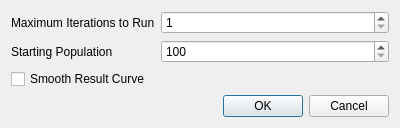
Above: settingsdialog.ui from kuroneko/halflifedecaysim before the change. Below: the same form after it.
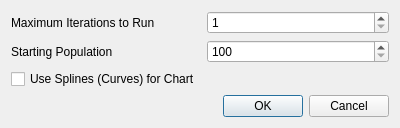
That is the form after the change.

Commit message: Fix text for spline option

Diff of the .ui file:
```diff
--- a/settingsdialog.ui
+++ b/settingsdialog.ui
@@ -63,7 +63,7 @@
       <string>Enabling this uses a smoothed result curve rather than strictly plotting the data.</string>
      </property>
      <property name="text">
-      <string>Smooth Result Curve</string>
+      <string>Use Splines (Curves) for Chart</string>
      </property>
     </widget>
    </item>
```
Left out of the diff: 2 changed lines with no effect on the pictures.
